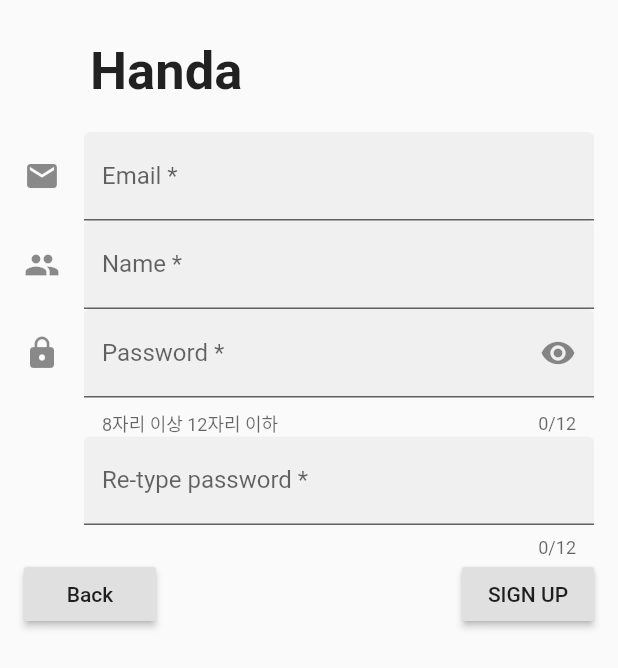
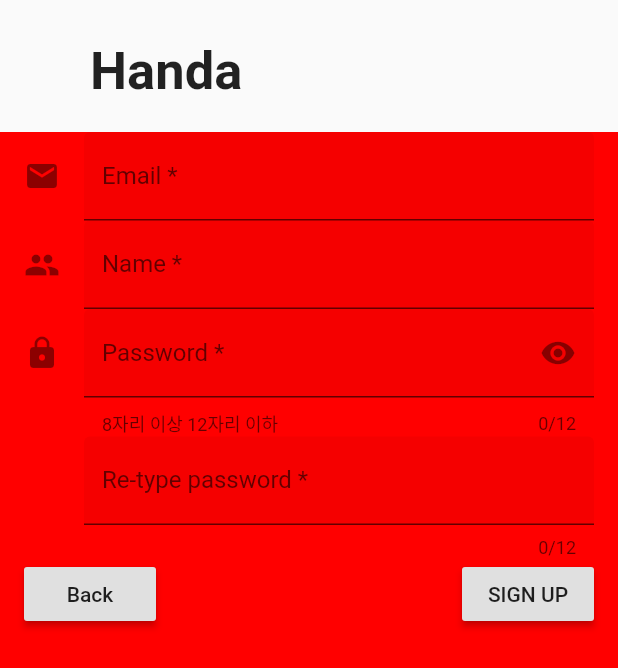
Before and after one commit to lteawoo/Handa_front, a Flutter app: the screen it shows after launch, after a tap on "SIGN IN", after a tap on "Create an Account", on a phone screen of 412 x 824 dp. Shown: the top 668 px of the screen. Run offline on Flutter 3.47's test engine with Material 2 defaults, Android fonts, the light colour scheme and no system bars; our stand-ins replace shared_preferences.

Commit message:
sign in,up 레이아웃 작업중

```diff
--- a/lib/sign_in.dart
+++ b/lib/sign_in.dart
@@ -107,19 +107,16 @@ class _MainView extends StatelessWidget {
     final desktopMaxWidth = 400.0;
 
     return Column(
-        mainAxisSize: MainAxisSize.max,
         children: [
           if (isDesktop) _TopBar(),
           Expanded(
-            child: Align(
-              alignment: isDesktop ? Alignment.center : Alignment.topCenter,
             child: Container(
               padding: const EdgeInsets.symmetric(horizontal: 16),
+              //color: const Color(0xffff0000),
               child: Form(
                 key: _formKey,
                 child: Column(
-                    mainAxisAlignment: MainAxisAlignment.center,
-                    crossAxisAlignment: CrossAxisAlignment.center,
+                  mainAxisAlignment: isDesktop ? MainAxisAlignment.center : MainAxisAlignment.start,
                   children: <Widget>[
                     EmailField(
                       maxWidth: isDesktop ? desktopMaxWidth : null,
@@ -161,8 +158,7 @@ class _MainView extends StatelessWidget {
                 ),
               ),
             ),
-            ),
-          ),
+          )
         ]
     );
   }
--- a/lib/sign_up.dart
+++ b/lib/sign_up.dart
@@ -126,8 +126,7 @@ class _MainViewState extends State<MainView> {
         _TopBar(),
         Expanded(
           child: Container(
-           //color: const Color(0xffff0000),
-            constraints: BoxConstraints(maxWidth: isDesktop ? desktopMaxWidth : double.infinity),
+           color: const Color(0xffff0000),
             child: Scrollbar(
               child: SingleChildScrollView(
                 dragStartBehavior: DragStartBehavior.down,
@@ -135,6 +134,7 @@ class _MainViewState extends State<MainView> {
                 child: Form(
                   key: _formKey,
                   child: Column(
+                    mainAxisAlignment: isDesktop ? MainAxisAlignment.center : MainAxisAlignment.start,
                     children: <Widget>[
                       TextFormField(
                         decoration: InputDecoration(
```
Lines whose indentation alone changed are shown as unchanged.
